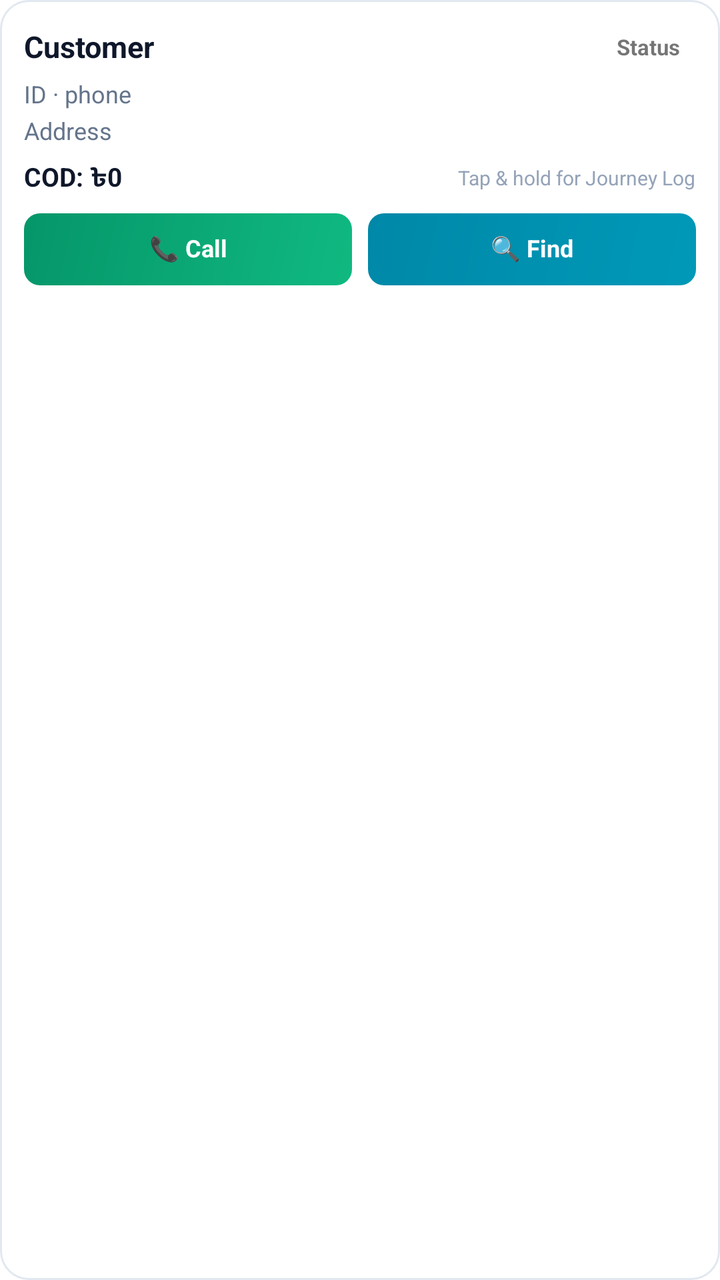
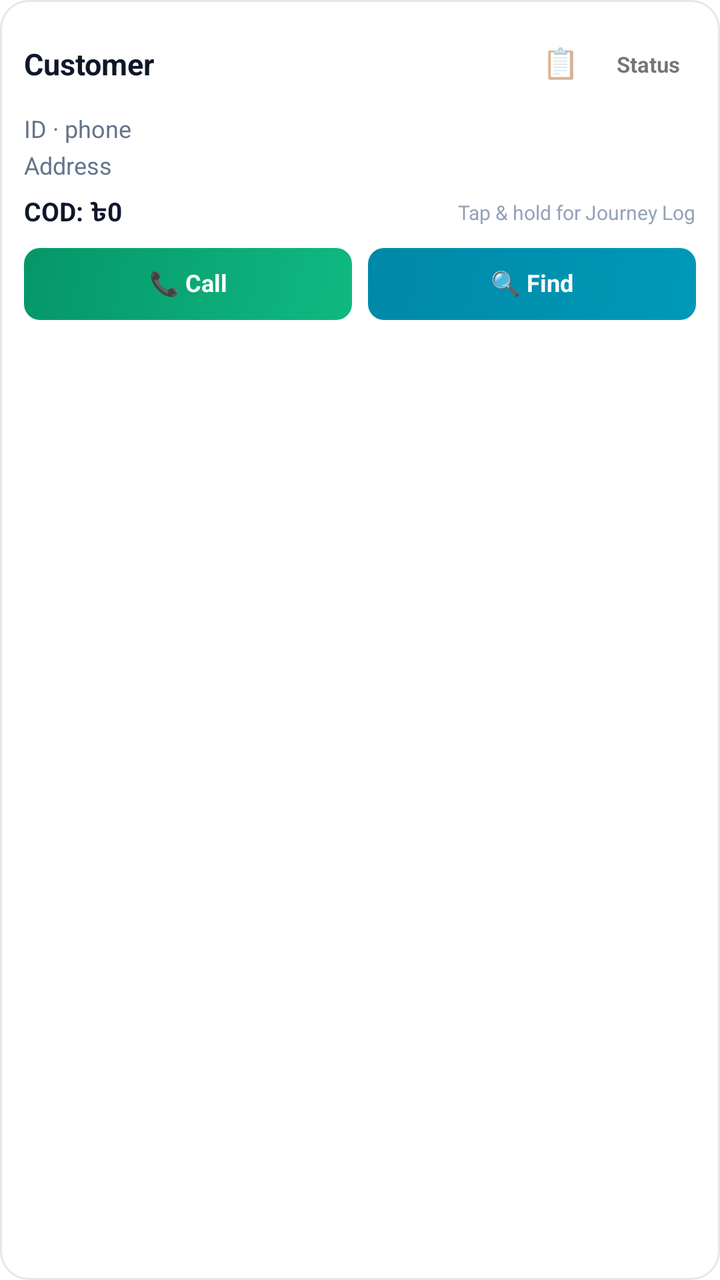

Before-and-after screenshots of an Android layout around one commit, followed by the original layout XML and the change that was made.
<!-- AndroidManifest.xml: application theme Theme.DataBridge -->
<!-- res/layout/item_view_order_card.xml -->
<?xml version="1.0" encoding="utf-8"?>
<LinearLayout xmlns:android="http://schemas.android.com/apk/res/android"
    android:layout_width="match_parent"
    android:layout_height="wrap_content"
    android:orientation="vertical"
    android:background="@drawable/bg_parcel_card"
    android:padding="12dp"
    android:layout_marginBottom="8dp">

    <LinearLayout
        android:layout_width="match_parent"
        android:layout_height="wrap_content"
        android:orientation="horizontal"
        android:gravity="center_vertical">

        <TextView
            android:id="@+id/tvVoCustomer"
            android:layout_width="0dp"
            android:layout_height="wrap_content"
            android:layout_weight="1"
            android:text="Customer"
            android:textSize="15sp"
            android:textStyle="bold"
            android:textColor="@color/theme_text_primary" />

        <TextView
            android:id="@+id/tvVoRecordings"
            android:layout_width="wrap_content"
            android:layout_height="wrap_content"
            android:text="🎙 2"
            android:textSize="11sp"
            android:textStyle="bold"
            android:textColor="@color/theme_accent"
            android:paddingStart="8dp"
            android:paddingEnd="8dp"
            android:paddingTop="4dp"
            android:paddingBottom="4dp"
            android:layout_marginEnd="6dp"
            android:background="@drawable/bg_remark_chip"
            android:clickable="true"
            android:focusable="true"
            android:visibility="gone" />

        <TextView
            android:id="@+id/tvVoStatus"
            android:layout_width="wrap_content"
            android:layout_height="wrap_content"
            android:text="Status"
            android:textSize="11sp"
            android:textStyle="bold"
            android:paddingStart="8dp"
            android:paddingEnd="8dp"
            android:paddingTop="4dp"
            android:paddingBottom="4dp" />
    </LinearLayout>

    <TextView
        android:id="@+id/tvVoMeta"
        android:layout_width="match_parent"
        android:layout_height="wrap_content"
        android:text="ID · phone"
        android:textSize="12sp"
        android:textColor="@color/theme_text_secondary"
        android:layout_marginTop="4dp" />

    <TextView
        android:id="@+id/tvVoAddress"
        android:layout_width="match_parent"
        android:layout_height="wrap_content"
        android:text="Address"
        android:textSize="12sp"
        android:textColor="@color/theme_text_secondary"
        android:layout_marginTop="2dp" />

    <LinearLayout
        android:layout_width="match_parent"
        android:layout_height="wrap_content"
        android:orientation="horizontal"
        android:gravity="center_vertical"
        android:layout_marginTop="6dp">

        <TextView
            android:id="@+id/tvVoCod"
            android:layout_width="0dp"
            android:layout_height="wrap_content"
            android:layout_weight="1"
            android:text="COD: ৳0"
            android:textSize="13sp"
            android:textStyle="bold"
            android:textColor="@color/theme_text_primary" />

        <TextView
            android:layout_width="wrap_content"
            android:layout_height="wrap_content"
            android:text="Tap &amp; hold for Journey Log"
            android:textSize="10sp"
            android:textColor="@color/theme_text_muted" />
    </LinearLayout>

    <LinearLayout
        android:layout_width="match_parent"
        android:layout_height="wrap_content"
        android:orientation="horizontal"
        android:gravity="center_vertical"
        android:layout_marginTop="8dp">

        <TextView
            android:id="@+id/btnVoCall"
            android:layout_width="0dp"
            android:layout_height="36dp"
            android:layout_weight="1"
            android:text="📞 Call"
            android:textSize="12sp"
            android:textStyle="bold"
            android:textColor="@color/theme_text_inverse"
            android:gravity="center"
            android:background="@drawable/btn_call_green"
            android:layout_marginEnd="4dp"
            android:clickable="true"
            android:focusable="true"
            android:includeFontPadding="false" />

        <TextView
            android:id="@+id/btnVoFinder"
            android:layout_width="0dp"
            android:layout_height="36dp"
            android:layout_weight="1"
            android:text="🔍 Find"
            android:textSize="12sp"
            android:textStyle="bold"
            android:textColor="@color/theme_text_inverse"
            android:gravity="center"
            android:background="@drawable/btn_action_cyan"
            android:layout_marginStart="4dp"
            android:clickable="true"
            android:focusable="true"
            android:includeFontPadding="false" />
    </LinearLayout>

    <LinearLayout
        android:id="@+id/layoutVoRemarksBox"
        android:layout_width="match_parent"
        android:layout_height="wrap_content"
        android:orientation="vertical"
        android:background="@drawable/bg_remark_chip"
        android:padding="8dp"
        android:layout_marginTop="8dp"
        android:visibility="gone">

        <TextView
            android:id="@+id/tvVoRemarks"
            android:layout_width="match_parent"
            android:layout_height="wrap_content"
            android:textSize="12sp"
            android:textColor="@color/theme_text_primary" />

        <TextView
            android:id="@+id/tvVoRemarksTime"
            android:layout_width="match_parent"
            android:layout_height="wrap_content"
            android:textSize="10sp"
            android:textColor="@color/theme_text_muted"
            android:layout_marginTop="2dp" />
    </LinearLayout>

</LinearLayout>
<!-- resources referenced by this layout -->
<resources>
  <color name="theme_accent">#0099b8</color>
  <color name="theme_text_inverse">#ffffff</color>
  <color name="theme_text_muted">#94a3b8</color>
  <color name="theme_text_primary">#0f172a</color>
  <color name="theme_text_secondary">#64748b</color>
  <!-- drawable bg_parcel_card (drawable) -->
  <?xml version="1.0" encoding="utf-8"?>
  <shape xmlns:android="http://schemas.android.com/apk/res/android"
      android:shape="rectangle">
      <solid android:color="@color/theme_bg_card" />
      <stroke android:width="1dp" android:color="@color/theme_border" />
      <corners android:radius="14dp" />
  </shape>
  <!-- drawable bg_remark_chip (drawable) -->
  <?xml version="1.0" encoding="utf-8"?>
  <shape xmlns:android="http://schemas.android.com/apk/res/android"
      android:shape="rectangle">
      <solid android:color="@color/theme_bg_inner" />
      <corners android:radius="8dp" />
  </shape>
  <!-- drawable btn_action_cyan (drawable) -->
  <?xml version="1.0" encoding="utf-8"?>
  <shape xmlns:android="http://schemas.android.com/apk/res/android" android:shape="rectangle">
      <corners android:radius="8dp" />
      <gradient
          android:startColor="#0099b8"
          android:endColor="#0088a8"
          android:angle="135" />
  </shape>
  <!-- drawable btn_call_green (drawable) -->
  <?xml version="1.0" encoding="utf-8"?>
  <shape xmlns:android="http://schemas.android.com/apk/res/android">
      <gradient
          android:startColor="#10b981"
          android:endColor="#059669"
          android:angle="135" />
      <corners android:radius="8dp" />
  </shape>
  <style name="Theme.DataBridge" parent="Theme.MaterialComponents.DayNight.NoActionBar">
      <item name="colorPrimary">#00d4ff</item>
      <item name="colorPrimaryVariant">#16213e</item>
      <item name="colorOnPrimary">#ffffff</item>
      <item name="colorSecondary">#00d4ff</item>
      <item name="android:statusBarColor">#1a1a2e</item>
  </style>
  <color name="theme_bg_card">#ffffff</color>
  <color name="theme_border">#e2e8f0</color>
  <color name="theme_bg_inner">#f1f5f9</color>
</resources>

<!-- the commit's change to res/layout/item_view_order_card.xml (unified diff, before → after) -->
@@ -23,6 +23,18 @@
             android:textStyle="bold"
             android:textColor="@color/theme_text_primary" />
 
+        
+        <TextView
+            android:id="@+id/tvVoCopy"
+            android:layout_width="40dp"
+            android:layout_height="40dp"
+            android:gravity="center"
+            android:text="📋"
+            android:textSize="15sp"
+            android:background="?attr/selectableItemBackgroundBorderless"
+            android:contentDescription="Copy parcel details"
+            android:includeFontPadding="false" />
+
         <TextView
             android:id="@+id/tvVoRecordings"
             android:layout_width="wrap_content"
@@ -54,14 +66,60 @@
             android:paddingBottom="4dp" />
     </LinearLayout>
 
-    <TextView
-        android:id="@+id/tvVoMeta"
-        android:layout_width="match_parent"
-        android:layout_height="wrap_content"
-        android:text="ID · phone"
-        android:textSize="12sp"
-        android:textColor="@color/theme_text_secondary"
-        android:layout_marginTop="4dp" />
+    <LinearLayout
+        android:layout_width="match_parent"
+        android:layout_height="wrap_content"
+        android:orientation="horizontal"
+        android:gravity="center_vertical"
+        android:layout_marginTop="4dp">
+
+        <TextView
+            android:id="@+id/tvVoMeta"
+            android:layout_width="0dp"
+            android:layout_height="wrap_content"
+            android:layout_weight="1"
+            android:text="ID · phone"
+            android:textSize="12sp"
+            android:textColor="@color/theme_text_secondary" />
+
+        
+        <TextView
+            android:id="@+id/tvVoPhoneCount"
+            android:layout_width="wrap_content"
+            android:layout_height="wrap_content"
+            android:text="1/2"
+            android:textSize="10sp"
+            android:textStyle="bold"
+            android:textColor="@color/theme_accent"
+            android:background="@drawable/bg_age_badge"
+            android:paddingStart="7dp"
+            android:paddingEnd="7dp"
+            android:paddingTop="3dp"
+            android:paddingBottom="3dp"
+            android:layout_marginStart="6dp"
+            android:clickable="true"
+            android:focusable="true"
+            android:includeFontPadding="false"
+            android:visibility="gone" />
+
+        
+        <TextView
+            android:id="@+id/tvVoRelated"
+            android:layout_width="wrap_content"
+            android:layout_height="wrap_content"
+            android:text="🔗 related"
+            android:textSize="10sp"
+            android:textStyle="bold"
+            android:textColor="@color/theme_accent"
+            android:background="@drawable/bg_remark_chip"
+            android:paddingStart="7dp"
+            android:paddingEnd="7dp"
+            android:paddingTop="3dp"
+            android:paddingBottom="3dp"
+            android:layout_marginStart="6dp"
+            android:includeFontPadding="false"
+            android:visibility="gone" />
+    </LinearLayout>
 
     <TextView
         android:id="@+id/tvVoAddress"
<!-- resource entries referenced after the edit -->
@@ -5,6 +5,13 @@
   <color name="theme_text_muted">#94a3b8</color>
   <color name="theme_text_primary">#0f172a</color>
   <color name="theme_text_secondary">#64748b</color>
+  <!-- drawable bg_age_badge (drawable) -->
+  <?xml version="1.0" encoding="utf-8"?>
+  <shape xmlns:android="http://schemas.android.com/apk/res/android"
+      android:shape="rectangle">
+      <solid android:color="#EAECEF" />
+      <corners android:radius="6dp" />
+  </shape>
   <!-- drawable bg_parcel_card (drawable) -->
   <?xml version="1.0" encoding="utf-8"?>
   <shape xmlns:android="http://schemas.android.com/apk/res/android"
